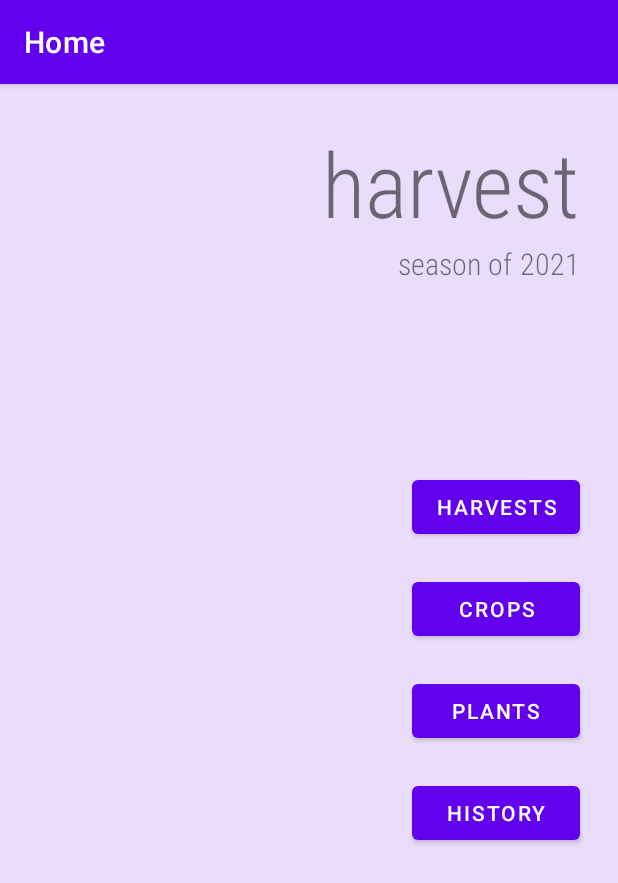
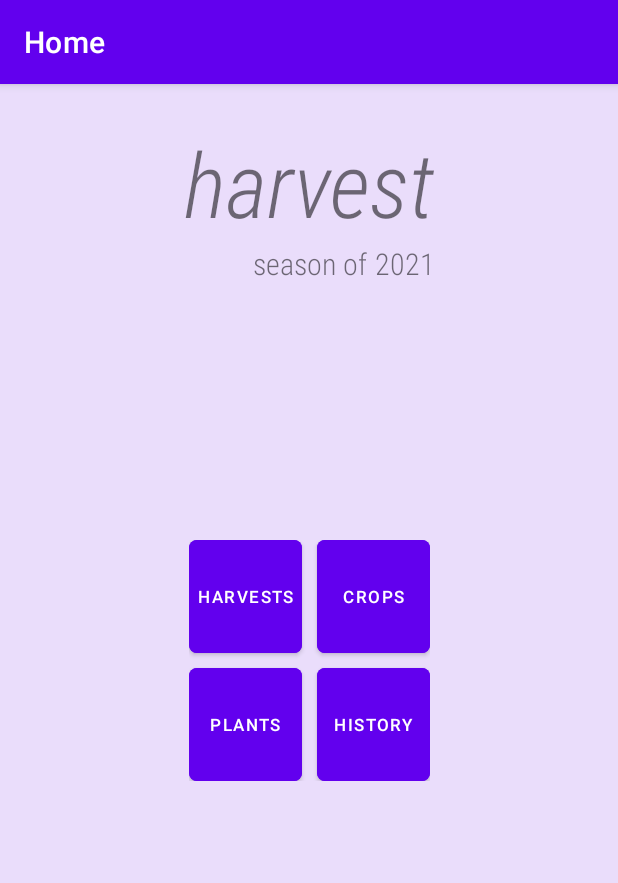
Before and after one commit to AdiThakur/harvest, an Android app: the screen it shows after launch (MainActivity), on a phone screen of 412 x 824 dp. Shown: the top 883 px of the screen. Run offline under Robolectric (Android 15) with nearby library versions, the phone set to English and light mode, and no system bars; our stand-ins replace Room's generated code.

Commit message:
UI update for HomeFragment

```diff
--- a/app/src/main/java/com/example/harvest/home/HomeFragment.java
+++ b/app/src/main/java/com/example/harvest/home/HomeFragment.java
@@ -69,9 +69,6 @@ public class HomeFragment extends BaseFragment
 	}
 
 	// TODO: FilterFragment: Make the Chip text smaller in FiltersFragment
-	// TODO: Add bottom margins for all list views
-	// TODO: Make the edge/external margins (margins between elements and edge of screen) 10 dp, rather than the current 15
-	// TODO: Make the HomeFragment buttons into squares, and center the square buttons in a square
 	// TODO: Make all bridge functions async; show a loading animation while async method executes
 	// TODO: use placeholder string resources in calls to TextView.setText()
 }
--- a/app/src/main/res/layout/fragment_home.xml
+++ b/app/src/main/res/layout/fragment_home.xml
@@ -12,7 +12,7 @@
         android:background="@color/card_lighter_purple">
 
         <androidx.constraintlayout.widget.ConstraintLayout
-            android:layout_width="0dp"
+            android:layout_width="wrap_content"
             android:layout_height="wrap_content"
             app:layout_constraintBottom_toBottomOf="parent"
             app:layout_constraintEnd_toEndOf="parent"
@@ -20,46 +20,77 @@
             app:layout_constraintTop_toTopOf="parent">
 
             <Button
-                android:id="@+id/home_harvestsButton"
-                android:layout_width="wrap_content"
-                android:layout_height="wrap_content"
-                android:layout_marginEnd="25dp"
-                android:text="@string/harvests"
-                app:layout_constraintEnd_toEndOf="parent"
+                android:id="@+id/home_historyButton"
+                android:layout_width="75dp"
+                android:layout_height="75dp"
+                android:backgroundTint="@color/purple_500"
+                android:insetLeft="0dp"
+                android:insetTop="0dp"
+                android:insetRight="0dp"
+                android:insetBottom="0dp"
+                android:padding="0dp"
+                android:text="@string/history"
+                android:textSize="11sp"
+                app:cornerRadius="@dimen/button_border_radius"
+                app:iconPadding="0dp"
+                app:layout_constraintBottom_toBottomOf="@+id/home_plantsButton"
+                app:layout_constraintStart_toStartOf="@+id/home_cropsButton"
+                app:layout_constraintTop_toTopOf="@+id/home_plantsButton"
+                app:layout_constraintVertical_bias="0.0" />
+
+            <Button
+                android:id="@+id/home_cropsButton"
+                android:layout_width="75dp"
+                android:layout_height="75dp"
+                android:layout_marginStart="10dp"
+                android:backgroundTint="@color/purple_500"
+                android:insetLeft="0dp"
+                android:insetTop="0dp"
+                android:insetRight="0dp"
+                android:insetBottom="0dp"
+                android:padding="0dp"
+                android:text="@string/crops"
+                android:textSize="11sp"
+                app:cornerRadius="@dimen/button_border_radius"
+                app:iconPadding="0dp"
+                app:layout_constraintStart_toEndOf="@+id/home_harvestsButton"
                 app:layout_constraintTop_toTopOf="parent" />
 
             <Button
-                android:id="@+id/home_cropsButton"
-                android:layout_width="0dp"
-                android:layout_height="wrap_content"
-                android:layout_marginTop="20dp"
-                android:text="@string/crops"
-                app:layout_constraintEnd_toEndOf="@+id/home_harvestsButton"
-                app:layout_constraintStart_toStartOf="@+id/home_harvestsButton"
-                app:layout_constraintTop_toBottomOf="@+id/home_harvestsButton" />
+                android:id="@+id/home_harvestsButton"
+                android:layout_width="75dp"
+                android:layout_height="75dp"
+                android:backgroundTint="@color/purple_500"
+                android:insetLeft="0dp"
+                android:insetTop="0dp"
+                android:insetRight="0dp"
+                android:insetBottom="0dp"
+                android:padding="0dp"
+                android:text="@string/harvests"
+                android:textSize="11sp"
+                app:cornerRadius="@dimen/button_border_radius"
+                app:iconPadding="0dp"
+                app:layout_constraintStart_toStartOf="parent"
+                app:layout_constraintTop_toTopOf="parent" />
 
             <Button
                 android:id="@+id/home_plantsButton"
-                android:layout_width="0dp"
-                android:layout_height="wrap_content"
-                android:layout_marginTop="20dp"
+                android:layout_width="75dp"
+                android:layout_height="75dp"
+                android:layout_marginTop="10dp"
+                android:backgroundTint="@color/purple_500"
+                android:insetLeft="0dp"
+                android:insetTop="0dp"
+                android:insetRight="0dp"
+                android:insetBottom="0dp"
+                android:padding="0dp"
                 android:text="@string/plants"
-                app:layout_constraintEnd_toEndOf="@+id/home_cropsButton"
-                app:layout_constraintStart_toStartOf="@+id/home_cropsButton"
-                app:layout_constraintTop_toBottomOf="@+id/home_cropsButton" />
+                android:textSize="11sp"
+                app:cornerRadius="@dimen/button_border_radius"
+                app:iconPadding="0dp"
+                app:layout_constraintStart_toStartOf="parent"
+                app:layout_constraintTop_toBottomOf="@+id/home_harvestsButton" />
 
-            <Button
-                android:id="@+id/home_historyButton"
-                android:layout_width="0dp"
-                android:layout_height="wrap_content"
-                android:layout_marginTop="20dp"
-                android:text="@string/history"
-                app:layout_constraintBottom_toBottomOf="parent"
-                app:layout_constraintEnd_toEndOf="@+id/home_plantsButton"
-                app:layout_constraintHorizontal_bias="0.50"
-                app:layout_constraintStart_toStartOf="@+id/home_plantsButton"
-                app:layout_constraintTop_toBottomOf="@+id/home_plantsButton"
-                app:layout_constraintVertical_bias="0.0" />
         </androidx.constraintlayout.widget.ConstraintLayout>
 
         <TextView
@@ -67,11 +98,12 @@
             android:layout_width="wrap_content"
             android:layout_height="wrap_content"
             android:layout_marginTop="25dp"
-            android:layout_marginEnd="25dp"
             android:fontFamily="sans-serif-condensed-light"
             android:text="@string/app_name"
             android:textSize="60sp"
+            android:textStyle="italic"
             app:layout_constraintEnd_toEndOf="parent"
+            app:layout_constraintStart_toStartOf="parent"
             app:layout_constraintTop_toTopOf="parent" />
 
         <TextView
--- a/app/src/main/res/layout/fragment_plant_edit.xml
+++ b/app/src/main/res/layout/fragment_plant_edit.xml
@@ -103,6 +103,7 @@
                 android:id="@+id/plantEdit_ChooseImageButton"
                 android:layout_width="wrap_content"
                 android:layout_height="wrap_content"
+                android:backgroundTint="@color/button_color"
                 android:text="@string/choose_another_image"
                 app:layout_constraintBottom_toBottomOf="@+id/plantEdit_plantImage"
                 app:layout_constraintEnd_toEndOf="parent"
--- a/app/src/main/res/values/colors.xml
+++ b/app/src/main/res/values/colors.xml
@@ -12,5 +12,5 @@
     <color name="card_light_purple">#E4D0FC</color>
     <color name="card_lighter_purple">#FFEADDFB</color>
     <color name="card_lightest_purple">#F5EEFF</color>
-    <color name="button_color">#9946FF</color>
+    <color name="button_color">#7E57C2</color>
 </resources>
--- a/app/src/main/res/values/dimensions.xml
+++ b/app/src/main/res/values/dimensions.xml
@@ -4,4 +4,5 @@
     <dimen name="subtitle_font_size">16sp</dimen>
     <dimen name="image">80dp</dimen>
     <dimen name="main_outer_margin">10dp</dimen>
+    <dimen name="button_border_radius">5dp</dimen>
 </resources>
```
